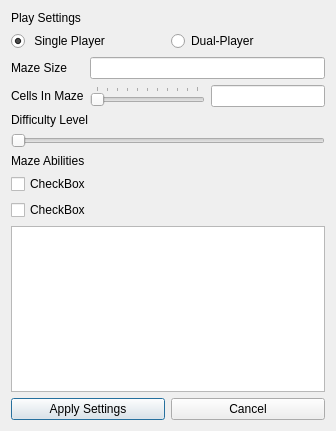
Above: settingswindow.ui from tovarj5/ME570_FinalProject before the change. Below: the same form after it.
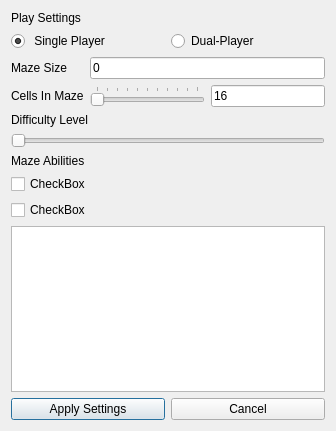
That is the form after the change.

What changed in the file:
```diff
--- a/settingswindow.ui
+++ b/settingswindow.ui
@@ -46,6 +46,9 @@
     <layout class="QGridLayout" name="gridLayout">
      <item row="1" column="2">
       <widget class="QLineEdit" name="lineEdit_2">
+       <property name="text">
+        <string>16</string>
+       </property>
        <property name="readOnly">
         <bool>true</bool>
        </property>
@@ -85,7 +88,11 @@
       </widget>
      </item>
      <item row="0" column="1" colspan="2">
-      <widget class="QLineEdit" name="lineEdit"/>
+      <widget class="QLineEdit" name="lineEdit">
+       <property name="text">
+        <string>0</string>
+       </property>
+      </widget>
      </item>
     </layout>
    </item>
```
